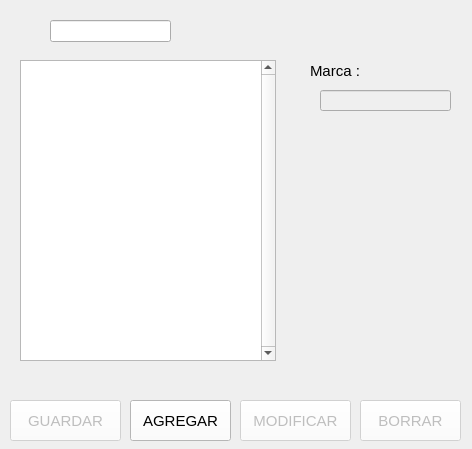
The window that Vista/abmMarca.ui (mjroson/PQt5-Stock-Venta-CuentaCorriente) describes before a commit, drawn with Qt 5.
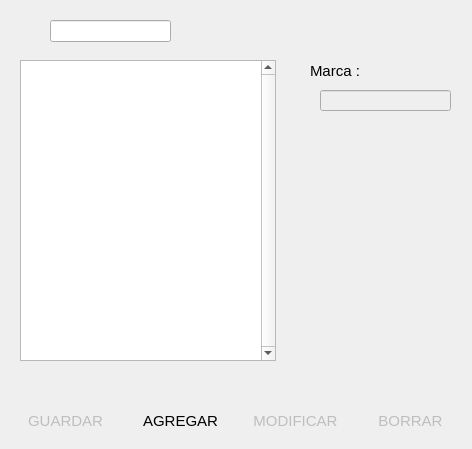
The same window after the commit. Icons and pictures are not drawn.

```diff
--- a/Vista/abmMarca.ui
+++ b/Vista/abmMarca.ui
@@ -11,7 +11,14 @@
    </rect>
   </property>
   <property name="windowTitle">
-   <string>Dialog</string>
+   <string>Marcas</string>
+  </property>
+  <property name="windowIcon">
+   <iconset>
+    <normaloff>../Img/Wheels32.png</normaloff>../Img/Wheels32.png</iconset>
+  </property>
+  <property name="styleSheet">
+   <string notr="true"/>
   </property>
   <widget class="QPushButton" name="btnBorrar_m">
    <property name="enabled">
@@ -35,7 +42,10 @@
     </font>
    </property>
    <property name="styleSheet">
-    <string notr="true">background-color: rgb(255, 255, 255);</string>
+    <string notr="true">background: qradialgradient(cx: 0.3, cy: -0.4,
+fx: 0.3, fy: -0.4,
+radius: 1.35, stop: 0 #fff, stop: 1 #bbb);
+border-radius: 11px;</string>
    </property>
    <property name="text">
     <string>BORRAR</string>
@@ -70,7 +80,10 @@
     </font>
    </property>
    <property name="styleSheet">
-    <string notr="true">background-color: rgb(255, 255, 255);</string>
+    <string notr="true">background: qradialgradient(cx: 0.3, cy: -0.4,
+fx: 0.3, fy: -0.4,
+radius: 1.35, stop: 0 #fff, stop: 1 #bbb);
+border-radius: 11px;</string>
    </property>
    <property name="text">
     <string>AGREGAR</string>
@@ -108,7 +121,10 @@
     </font>
    </property>
    <property name="styleSheet">
-    <string notr="true">background-color: rgb(255, 255, 255);</string>
+    <string notr="true">background: qradialgradient(cx: 0.3, cy: -0.4,
+fx: 0.3, fy: -0.4,
+radius: 1.35, stop: 0 #fff, stop: 1 #bbb);
+border-radius: 11px;</string>
    </property>
    <property name="text">
     <string>GUARDAR</string>
@@ -146,7 +162,10 @@
     </font>
    </property>
    <property name="styleSheet">
-    <string notr="true">background-color: rgb(255, 255, 255);</string>
+    <string notr="true">background: qradialgradient(cx: 0.3, cy: -0.4,
+fx: 0.3, fy: -0.4,
+radius: 1.35, stop: 0 #fff, stop: 1 #bbb);
+border-radius: 11px;</string>
    </property>
    <property name="text">
     <string>MODIFICAR</string>
```
Left out of the diff: 15 changed lines with no effect on the pictures.
